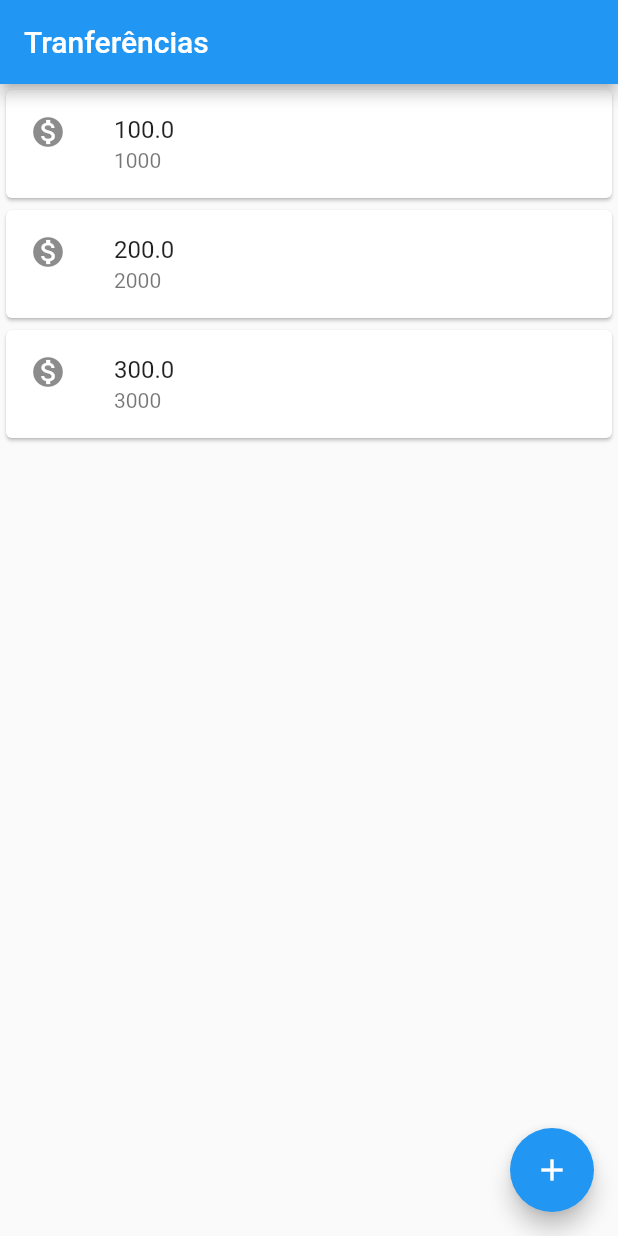
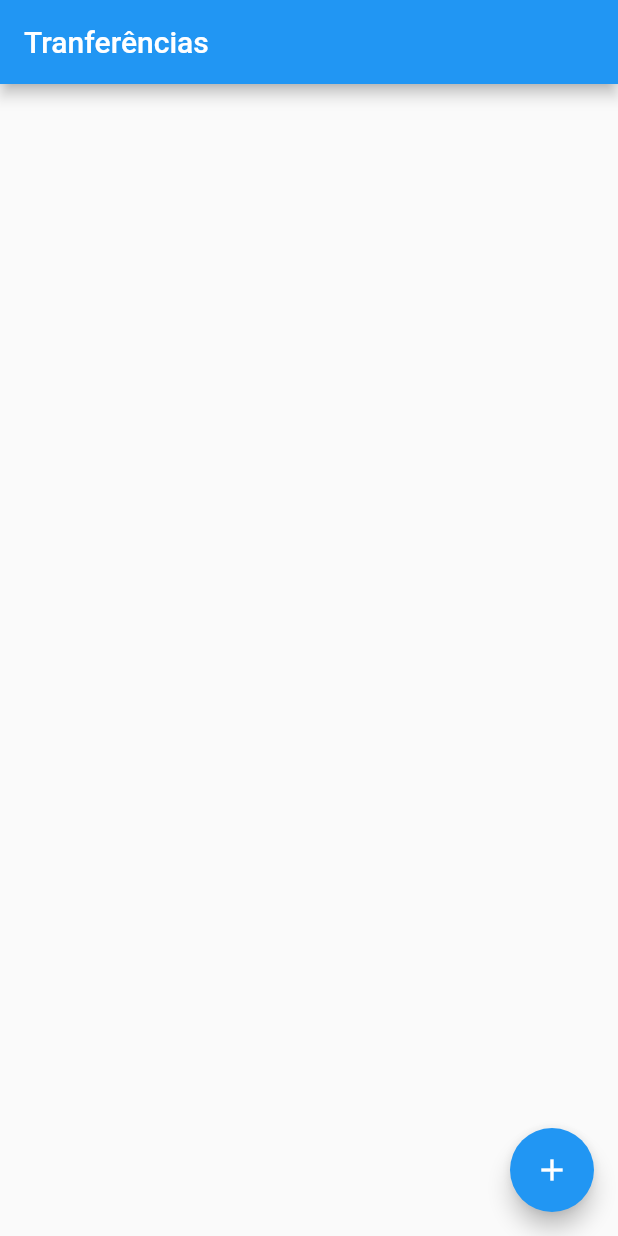
Before and after one commit to donadonandre/bytebank_app, a Flutter app: the screen it shows after launch, on a phone screen of 412 x 824 dp. Run offline on Flutter 3.47's test engine with Material 2 defaults, Android fonts, the phone set to English and light mode, and no system bars; missing offline and left inert: dart:ffi.

Commit message:
C1-A4: Utilizando o ListView.builder e os atributos itemCount e itemBuilder

```diff
--- a/lib/main.dart
+++ b/lib/main.dart
@@ -92,16 +92,22 @@ class Editor extends StatelessWidget {
 
 
 class ListaTransferencias extends StatelessWidget {
+
+  final List<Transferencia> _transferencias = [];
+
   @override
   Widget build(BuildContext context) {
     // TODO: implement build
     return Scaffold(
       appBar: AppBar(title: Text('Tranferências'),),
-      body: ListView(children: <Widget>[
-        ItemTransferencia(Transferencia(100.0, 1000)),
-        ItemTransferencia(Transferencia(200.0, 2000)),
-        ItemTransferencia(Transferencia(300.0, 3000)),
-      ]),
+      body:
+          ListView.builder(
+              itemCount: _transferencias.length,
+              itemBuilder: (context, indice){
+                final transferencia = _transferencias[indice];
+                return ItemTransferencia(transferencia);
+              },
+          ),
       floatingActionButton: FloatingActionButton(
         onPressed: () {
             final Future<Transferencia> future = Navigator.push(context, MaterialPageRoute(builder: (context) {
@@ -110,6 +116,7 @@ class ListaTransferencias extends StatelessWidget {
             future.then((transferenciaRecebida) {
               debugPrint('Chegou no Then do future');
               debugPrint('$transferenciaRecebida');
+              _transferencias.add(transferenciaRecebida);
             });
         },
         child: Icon(Icons.add),
```
